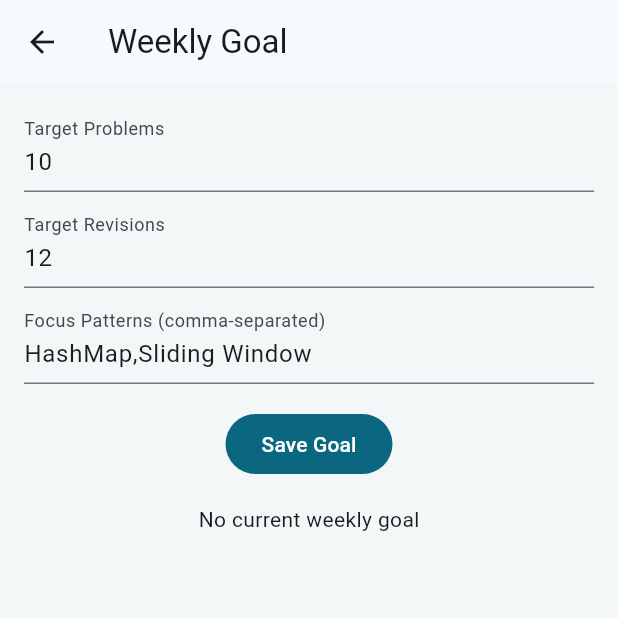
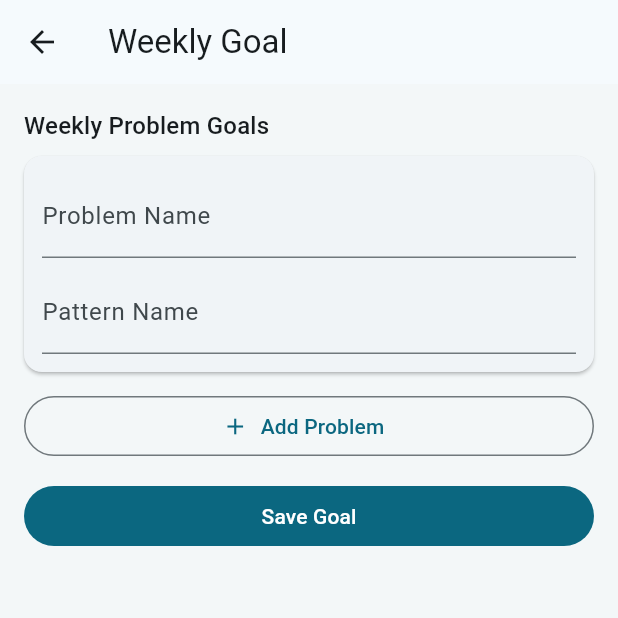
Before and after one commit to amangupta386-dot/assignment, a Flutter app: the screen it shows after launch, after a tap on "Weekly Goal", on a phone screen of 412 x 824 dp, the top half of it. Run offline on Flutter 3.47's test engine with Material 3 defaults, Android fonts, the phone set to English and light mode, and no system bars; our stand-ins replace dio, equatable, flutter_bloc, flutter_local_notifications; network calls fail.

Commit message:
Refactor goal management: Introduce goalProblems structure, enhance weekly goal handling, and update related UI components

```diff
--- a/apps/mobile/lib/features/dashboard/dashboard_screen.dart
+++ b/apps/mobile/lib/features/dashboard/dashboard_screen.dart
@@ -6,7 +6,6 @@ import 'package:dsa_prep_coach/features/goals/bloc/goal_bloc.dart';
 import 'package:dsa_prep_coach/features/goals/weekly_goal_screen.dart';
 import 'package:dsa_prep_coach/features/plan/bloc/plan_bloc.dart';
 import 'package:dsa_prep_coach/features/plan/today_plan_screen.dart';
-import 'package:dsa_prep_coach/features/problems/add_problem_screen.dart';
 import 'package:dsa_prep_coach/features/problems/bloc/problem_bloc.dart';
 import 'package:dsa_prep_coach/features/revision/bloc/revision_bloc.dart';
 import 'problem_list_screen.dart';
@@ -49,13 +48,6 @@ class DashboardScreen extends StatelessWidget {
           const SizedBox(height: 8),
           OutlinedButton(
             onPressed: () {
-              Navigator.push(context, MaterialPageRoute(builder: (_) => const AddProblemScreen()));
-            },
-            child: const Text('Add Problem'),
-          ),
-          const SizedBox(height: 8),
-          OutlinedButton(
-            onPressed: () {
               context.read<GoalBloc>().add(LoadCurrentGoal());
               Navigator.push(context, MaterialPageRoute(builder: (_) => const WeeklyGoalScreen()));
             },
--- a/apps/mobile/lib/features/goals/bloc/goal_bloc.dart
+++ b/apps/mobile/lib/features/goals/bloc/goal_bloc.dart
@@ -13,14 +13,12 @@ abstract class GoalEvent extends Equatable {
 class LoadCurrentGoal extends GoalEvent {}
 
 class SaveGoal extends GoalEvent {
-  const SaveGoal({required this.targetProblems, required this.targetRevisions, required this.focusPatterns});
+  const SaveGoal({required this.goalProblems});
 
-  final int targetProblems;
-  final int targetRevisions;
-  final List<String> focusPatterns;
+  final List<GoalProblemItem> goalProblems;
 
   @override
-  List<Object?> get props => [targetProblems, targetRevisions, focusPatterns];
+  List<Object?> get props => [goalProblems];
 }
 
 class GoalState extends Equatable {
@@ -60,9 +58,7 @@ class GoalBloc extends Bloc<GoalEvent, GoalState> {
     emit(state.copyWith(isLoading: true, error: null));
     try {
       await _repository.upsertWeeklyGoal(
-        targetProblems: event.targetProblems,
-        targetRevisions: event.targetRevisions,
-        focusPatterns: event.focusPatterns,
+        goalProblems: event.goalProblems,
       );
       final goal = await _repository.getCurrentWeeklyGoal();
       emit(state.copyWith(isLoading: false, goal: goal));
--- a/apps/mobile/lib/features/goals/weekly_goal_screen.dart
+++ b/apps/mobile/lib/features/goals/weekly_goal_screen.dart
@@ -1,6 +1,7 @@
 import 'package:flutter/material.dart';
 import 'package:flutter_bloc/flutter_bloc.dart';
 
+import '../../models/weekly_goal_model.dart';
 import 'bloc/goal_bloc.dart';
 
 class WeeklyGoalScreen extends StatefulWidget {
@@ -11,62 +12,154 @@ class WeeklyGoalScreen extends StatefulWidget {
 }
 
 class _WeeklyGoalScreenState extends State<WeeklyGoalScreen> {
-  final _targetProblems = TextEditingController(text: '10');
-  final _targetRevisions = TextEditingController(text: '12');
-  final _patterns = TextEditingController(text: 'HashMap,Sliding Window');
+  final List<_GoalProblemRow> _rows = <_GoalProblemRow>[_GoalProblemRow()];
+  String _lastSeedSignature = '';
 
   @override
   void dispose() {
-    _targetProblems.dispose();
-    _targetRevisions.dispose();
-    _patterns.dispose();
+    for (final row in _rows) {
+      row.dispose();
+    }
     super.dispose();
+  }
+
+  void _addRow() {
+    setState(() {
+      _rows.add(_GoalProblemRow());
+    });
+  }
+
+  void _removeRow(int index) {
+    if (_rows.length == 1) return;
+    setState(() {
+      _rows[index].dispose();
+      _rows.removeAt(index);
+    });
+  }
+
+  List<GoalProblemItem> _collectGoalProblems() {
+    return _rows
+        .map(
+          (row) => GoalProblemItem(
+            problemName: row.problemController.text.trim(),
+            patternName: row.patternController.text.trim(),
+          ),
+        )
+        .where((item) => item.problemName.isNotEmpty && item.patternName.isNotEmpty)
+        .toList();
+  }
+
+  void _seedRows(WeeklyGoalModel goal) {
+    if (goal.goalProblems.isEmpty) return;
+    final signature = goal.goalProblems.map((e) => '${e.problemName}|${e.patternName}').join('||');
+    if (signature == _lastSeedSignature) return;
+    _lastSeedSignature = signature;
+
+    for (final row in _rows) {
+      row.dispose();
+    }
+    _rows
+      ..clear()
+      ..addAll(
+        goal.goalProblems.map(
+          (item) => _GoalProblemRow(problem: item.problemName, pattern: item.patternName),
+        ),
+      );
   }
 
   @override
   Widget build(BuildContext context) {
     return Scaffold(
       appBar: AppBar(title: const Text('Weekly Goal')),
-      body: Padding(
+      body: BlocBuilder<GoalBloc, GoalState>(
+        builder: (context, state) {
+          final goal = state.goal;
+          if (goal != null) {
+            _seedRows(goal);
+          }
+          if (state.isLoading && state.goal == null) {
+            return const Center(child: CircularProgressIndicator());
+          }
+
+          return Padding(
             padding: const EdgeInsets.all(16),
+            child: ListView(
+              children: [
+                Text('Weekly Problem Goals', style: Theme.of(context).textTheme.titleMedium),
+                const SizedBox(height: 8),
+                ...List<Widget>.generate(_rows.length, (index) {
+                  final row = _rows[index];
+                  return Card(
+                    margin: const EdgeInsets.only(bottom: 12),
+                    child: Padding(
+                      padding: const EdgeInsets.all(12),
                       child: Column(
                         children: [
-            TextField(controller: _targetProblems, keyboardType: TextInputType.number, decoration: const InputDecoration(labelText: 'Target Problems')),
+                          TextField(
+                            controller: row.problemController,
+                            decoration: const InputDecoration(labelText: 'Problem Name'),
+                          ),
                           const SizedBox(height: 8),
-            TextField(controller: _targetRevisions, keyboardType: TextInputType.number, decoration: const InputDecoration(labelText: 'Target Revisions')),
-            const SizedBox(height: 8),
-            TextField(controller: _patterns, decoration: const InputDecoration(labelText: 'Focus Patterns (comma-separated)')),
-            const SizedBox(height: 16),
-            FilledButton(
-              onPressed: () {
-                final patterns = _patterns.text
-                    .split(',')
-                    .map((e) => e.trim())
-                    .where((e) => e.isNotEmpty)
-                    .toList();
-                context.read<GoalBloc>().add(
-                      SaveGoal(
-                        targetProblems: int.tryParse(_targetProblems.text) ?? 10,
-                        targetRevisions: int.tryParse(_targetRevisions.text) ?? 12,
-                        focusPatterns: patterns,
+                          TextField(
+                            controller: row.patternController,
+                            decoration: const InputDecoration(labelText: 'Pattern Name'),
                           ),
-                    );
-              },
-              child: const Text('Save Goal'),
+                          if (_rows.length > 1)
+                            Align(
+                              alignment: Alignment.centerRight,
+                              child: TextButton(
+                                onPressed: () => _removeRow(index),
+                                child: const Text('Remove'),
                               ),
-            const SizedBox(height: 16),
-            BlocBuilder<GoalBloc, GoalState>(
-              builder: (context, state) {
-                final goal = state.goal;
-                if (state.isLoading && state.goal == null) return const CircularProgressIndicator();
-                if (state.error != null) return Text(state.error!);
-                if (goal == null) return const Text('No current weekly goal');
-                return Text('Current: ${goal.targetProblems} problems, ${goal.targetRevisions} revisions');
-              },
-            )
+                            ),
                         ],
                       ),
                     ),
                   );
+                }),
+                OutlinedButton.icon(
+                  onPressed: _addRow,
+                  icon: const Icon(Icons.add),
+                  label: const Text('Add Problem'),
+                ),
+                const SizedBox(height: 12),
+                FilledButton(
+                  onPressed: state.isLoading
+                      ? null
+                      : () {
+                          final goalProblems = _collectGoalProblems();
+                          if (goalProblems.isEmpty) {
+                            ScaffoldMessenger.of(context).showSnackBar(
+                              const SnackBar(content: Text('Add at least one valid problem and pattern')),
+                            );
+                            return;
+                          }
+
+                          context.read<GoalBloc>().add(SaveGoal(goalProblems: goalProblems));
+                        },
+                  child: Text(state.isLoading ? 'Saving...' : 'Save Goal'),
+                ),
+                const SizedBox(height: 12),
+                if (state.error != null) Text(state.error!),
+              ],
+            ),
+          );
+        },
+      ),
+    );
   }
 }
+
+class _GoalProblemRow {
+  _GoalProblemRow({String problem = '', String pattern = ''})
+      : problemController = TextEditingController(text: problem),
+        patternController = TextEditingController(text: pattern);
+
+  final TextEditingController problemController;
+  final TextEditingController patternController;
+
+  void dispose() {
+    problemController.dispose();
+    patternController.dispose();
+  }
+}
--- a/apps/mobile/lib/models/daily_plan_model.dart
+++ b/apps/mobile/lib/models/daily_plan_model.dart
@@ -1,3 +1,5 @@
+import 'weekly_goal_model.dart';
+
 class DailyPlanModel {
   const DailyPlanModel({
     required this.id,
@@ -5,6 +7,7 @@ class DailyPlanModel {
     required this.dayType,
     required this.status,
     required this.tasks,
+    this.assignedGoalProblem,
   });
 
   final int id;
@@ -12,6 +15,7 @@ class DailyPlanModel {
   final String dayType;
   final String status;
   final Map<String, dynamic> tasks;
+  final GoalProblemItem? assignedGoalProblem;
 
   factory DailyPlanModel.fromJson(Map<String, dynamic> json) {
     return DailyPlanModel(
@@ -20,6 +24,9 @@ class DailyPlanModel {
       dayType: json['dayType'] as String,
       status: json['status'] as String,
       tasks: Map<String, dynamic>.from(json['tasks'] as Map),
+      assignedGoalProblem: json['assignedGoalProblem'] == null
+          ? null
+          : GoalProblemItem.fromJson(Map<String, dynamic>.from(json['assignedGoalProblem'] as Map)),
     );
   }
 }
--- a/apps/mobile/lib/models/weekly_goal_model.dart
+++ b/apps/mobile/lib/models/weekly_goal_model.dart
@@ -1,19 +1,44 @@
 class WeeklyGoalModel {
   const WeeklyGoalModel({
-    required this.targetProblems,
-    required this.targetRevisions,
-    required this.focusPatterns,
+    required this.goalProblems,
   });
 
-  final int targetProblems;
-  final int targetRevisions;
-  final List<String> focusPatterns;
+  final List<GoalProblemItem> goalProblems;
 
   factory WeeklyGoalModel.fromJson(Map<String, dynamic> json) {
+    final rawProblems = (json['goalProblems'] as List<dynamic>?) ??
+        (json['focusPatterns'] as List<dynamic>?) ??
+        const [];
     return WeeklyGoalModel(
-      targetProblems: json['targetProblems'] as int,
-      targetRevisions: json['targetRevisions'] as int,
-      focusPatterns: (json['focusPatterns'] as List<dynamic>? ?? const []).map((e) => e.toString()).toList(),
+      goalProblems: rawProblems
+          .whereType<Map>()
+          .map((e) => GoalProblemItem.fromJson(Map<String, dynamic>.from(e)))
+          .where((e) => e.problemName.isNotEmpty && e.patternName.isNotEmpty)
+          .toList(),
     );
   }
 }
+
+class GoalProblemItem {
+  const GoalProblemItem({
+    required this.problemName,
+    required this.patternName,
+  });
+
+  final String problemName;
+  final String patternName;
+
+  factory GoalProblemItem.fromJson(Map<String, dynamic> json) {
+    return GoalProblemItem(
+      problemName: (json['problemName'] ?? '').toString(),
+      patternName: (json['patternName'] ?? '').toString(),
+    );
+  }
+
+  Map<String, dynamic> toJson() {
+    return {
+      'problemName': problemName,
+      'patternName': patternName,
+    };
+  }
+}
```
Also changed, not shown: apps/mobile/lib/core/data/local_fallback_store.dart (+15 -8 lines), apps/mobile/lib/features/plan/today_plan_screen.dart (+10 -0 lines), apps/mobile/lib/repositories/goal_repository.dart (+4 -9 lines), 3 other files. Lines whose indentation alone changed are shown as unchanged.
